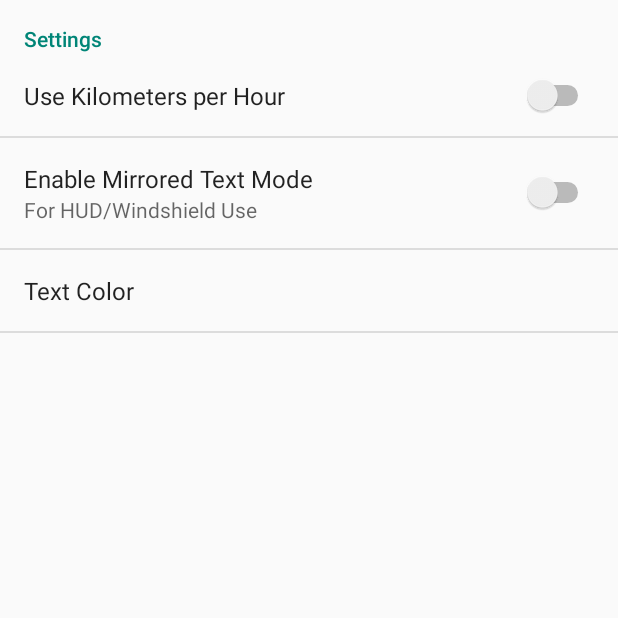
After one commit to romadd1193/TestCarSpeedometer, an Android app: the SettingsActivity screen opened directly, with no data from a screen before it, on a phone screen of 412 x 824 dp, the top half of it. The commit adds this screen. Run offline under Robolectric (Android 15) with nearby library versions, the phone set to English and light mode, and no system bars.

Commit message:
settings1

```diff
--- a/app/src/main/AndroidManifest.xml
+++ b/app/src/main/AndroidManifest.xml
@@ -28,6 +28,10 @@
             </intent-filter>
         </activity>
 
+        <activity
+            android:name=".SettingsActivity">
+        </activity>
+
         <activity android:name="com.amazon.device.ads.AdActivity"
             android:configChanges="keyboardHidden|orientation|screenSize"/>
 
--- a/app/src/main/java/testcarspeedometer/jirmproductions/com/testcarspeedometer/NavigationDrawerFragment.java
+++ b/app/src/main/java/testcarspeedometer/jirmproductions/com/testcarspeedometer/NavigationDrawerFragment.java
@@ -108,6 +108,7 @@ public class NavigationDrawerFragment extends Fragment  {
                         getString(R.string.title_section1),
                         getString(R.string.title_section2),
                         getString(R.string.title_section3),
+                        "Settings",
                 }));
         mDrawerListView.setItemChecked(mCurrentSelectedPosition, true);
         return mDrawerListView;
--- /dev/null
+++ b/app/src/main/java/testcarspeedometer/jirmproductions/com/testcarspeedometer/SettingsActivity.java
@@ -0,0 +1,17 @@
+package testcarspeedometer.jirmproductions.com.testcarspeedometer;
+
+import android.preference.PreferenceActivity;
+import android.app.Activity;
+import android.os.Bundle;
+
+/**
+ * Created by Josh on 11/17/2016.
+ */
+
+public class SettingsActivity extends PreferenceActivity {
+    @Override
+    public void onCreate(Bundle savedInstanceState) {
+        super.onCreate(savedInstanceState);
+        addPreferencesFromResource(R.xml.setting_xml);
+    }
+}
--- a/app/src/main/res/layout/menu1_layout.xml
+++ b/app/src/main/res/layout/menu1_layout.xml
@@ -24,7 +24,7 @@
     <TextView
         android:layout_width="wrap_content"
         android:layout_height="wrap_content"
-        android:text="Session Avg Speed: 0 MPH"
+        android:text="Session Avg Speed: 0"
         android:id="@+id/txtavg"
         android:gravity="center_horizontal"
         android:textColor="#32cd32"
@@ -37,7 +37,7 @@
         android:layout_height="wrap_content"
         android:layout_weight=".1"
         android:textAppearance="?android:attr/textAppearanceLarge"
-        android:text="Session Top Speed: 0 MPH"
+        android:text="Session Top Speed: 0"
         android:id="@+id/txtmax"
         android:gravity="center_horizontal"
         android:textColor="#32cd32"
--- /dev/null
+++ b/app/src/main/res/values/arrays.xml
@@ -0,0 +1,12 @@
+<?xml version="1.0" encoding="utf-8"?>
+<resources>
+    <string-array name="Colors">
+        <item>Red</item>
+        <item>Green</item>
+        <item>Blue</item>
+        <item>Purple</item>
+        <item>White</item>
+        <item>Yellow</item>
+        <item>Orange</item>
+    </string-array>
+</resources>
--- a/app/src/main/res/values/strings.xml
+++ b/app/src/main/res/values/strings.xml
@@ -26,6 +26,9 @@
 
 
     <string name="banner_ad_unit_id">ca-app-pub-3940256099942544/6300978111</string>
+    <string name="pref_sms_storage_title">Settings</string>
+    <string name="pref_summary_auto_delete"></string>
+    <string name="pref_title_auto_delete">Use Kilometers per Hour</string>
 
 
 </resources>
--- /dev/null
+++ b/app/src/main/res/xml/setting_xml.xml
@@ -0,0 +1,21 @@
+<?xml version="1.0" encoding="utf-8"?>
+<PreferenceScreen xmlns:android="http://schemas.android.com/apk/res/android">
+    <PreferenceCategory
+        android:title="@string/pref_sms_storage_title"
+        android:key="pref_key_storage_settings">
+        <SwitchPreference
+            android:key="switch_pref_KPH"
+            android:summary="@string/pref_summary_auto_delete"
+            android:title="@string/pref_title_auto_delete"
+            android:defaultValue="false" />
+        </PreferenceCategory>
+    <SwitchPreference
+        android:defaultValue="false"
+        android:title="Enable Mirrored Text Mode"
+        android:summary="For HUD/Windshield Use"
+        android:key="switch_pref_Mirrored" />
+    <ListPreference
+        android:key="language_preference"
+        android:title="Text Color"
+        android:entries="@array/Colors" />
+</PreferenceScreen>
```
Also changed, not shown: app/src/main/java/testcarspeedometer/jirmproductions/com/testcarspeedometer/MainActivity.java (+21 -6 lines), app/src/main/java/testcarspeedometer/jirmproductions/com/testcarspeedometer/Menu1_Fragment.java (+36 -5 lines), 1 other file.
